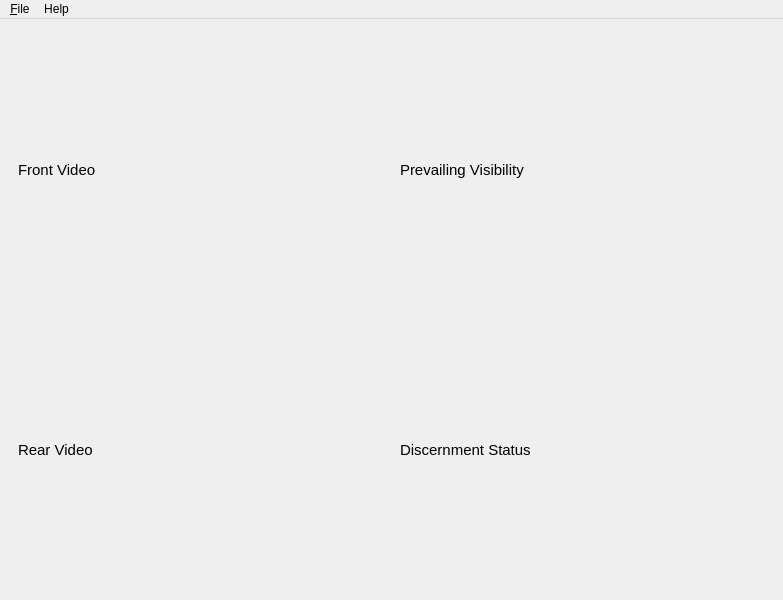
Before: the Qt Designer form js06/resources/main_view.ui in Oh-JongJin/js08, drawn with Qt 5.
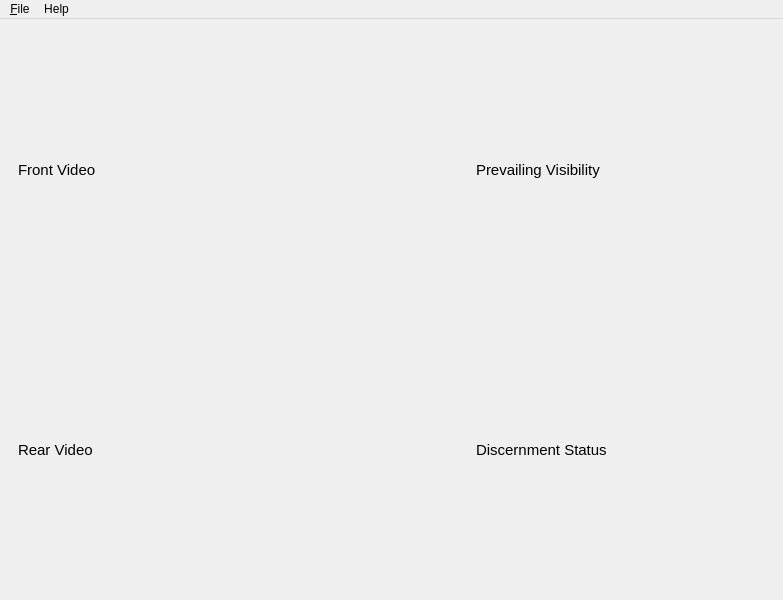
After: the same form once the commit is applied.

Commit message:
Use QVideoWidget to display video stream.
The QVideoWidget shows better display performance than
QGraphicsVideoItem. Also, it offers better initial connectivity and
fewer broken frames, and better stability. Actually, after using
QVideoWidget, the program experiences less crash rate.

The downside is applicability. If we want to plot graphic primitives on
video, we should consider QGraphicsVideoItem or QtQuick.

Patch:
```diff
--- a/js06/resources/main_view.ui
+++ b/js06/resources/main_view.ui
@@ -72,7 +72,10 @@
      <number>0</number>
     </property>
     <item row="0" column="0">
-     <layout class="QHBoxLayout" name="horizontalLayout">
+     <layout class="QHBoxLayout" name="horizontalLayout" stretch="6,4">
+      <property name="sizeConstraint">
+       <enum>QLayout::SetDefaultConstraint</enum>
+      </property>
       <property name="leftMargin">
        <number>10</number>
       </property>
@@ -91,6 +94,12 @@
          <layout class="QVBoxLayout" name="front_vertical">
           <item>
            <widget class="QLabel" name="front_video_label">
+            <property name="sizePolicy">
+             <sizepolicy hsizetype="Preferred" vsizetype="Preferred">
+              <horstretch>0</horstretch>
+              <verstretch>0</verstretch>
+             </sizepolicy>
+            </property>
             <property name="font">
              <font>
               <pointsize>11</pointsize>
@@ -119,6 +128,12 @@
          <layout class="QVBoxLayout" name="rear_vertical">
           <item>
            <widget class="QLabel" name="rear_video_label">
+            <property name="sizePolicy">
+             <sizepolicy hsizetype="Preferred" vsizetype="Preferred">
+              <horstretch>0</horstretch>
+              <verstretch>0</verstretch>
+             </sizepolicy>
+            </property>
             <property name="font">
              <font>
               <pointsize>11</pointsize>
@@ -151,6 +166,12 @@
          <layout class="QVBoxLayout" name="visibility_vertical">
           <item>
            <widget class="QLabel" name="visibility_label">
+            <property name="sizePolicy">
+             <sizepolicy hsizetype="Preferred" vsizetype="Preferred">
+              <horstretch>0</horstretch>
+              <verstretch>0</verstretch>
+             </sizepolicy>
+            </property>
             <property name="font">
              <font>
               <pointsize>11</pointsize>
@@ -179,6 +200,12 @@
          <layout class="QVBoxLayout" name="discernment_vertical">
           <item>
            <widget class="QLabel" name="discernment_label">
+            <property name="sizePolicy">
+             <sizepolicy hsizetype="Preferred" vsizetype="Preferred">
+              <horstretch>0</horstretch>
+              <verstretch>0</verstretch>
+             </sizepolicy>
+            </property>
             <property name="font">
              <font>
               <pointsize>11</pointsize>
```
The commit also changes 2 other files.
